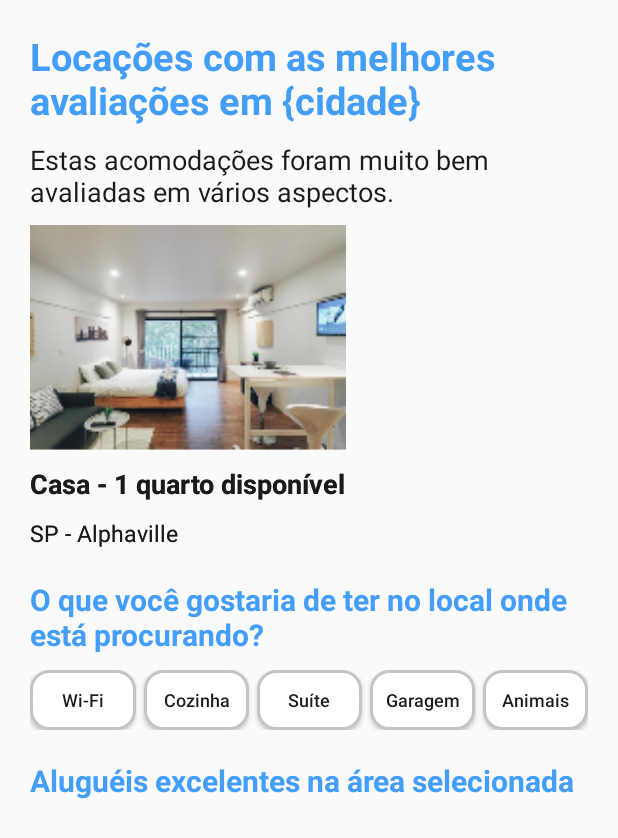
After one commit to Queerfy/mobile-queerfy, an Android app: the ResidenceListActivity screen opened directly, with no data from a screen before it, on a phone screen of 412 x 824 dp. The commit adds this screen. Shown: the top 838 px of the screen. Run offline under Robolectric (Android 15) with nearby library versions, the phone set to English and light mode, and no system bars.

Commit message:
init residence list activity

```diff
--- /dev/null
+++ b/app/src/main/java/com/example/queerfy/view/ResidenceListActivity.kt
@@ -0,0 +1,17 @@
+package com.example.queerfy.view
+
+import androidx.appcompat.app.AppCompatActivity
+import android.os.Bundle
+import com.example.queerfy.R
+
+class ResidenceListActivity : AppCompatActivity() {
+    override fun onCreate(savedInstanceState: Bundle?) {
+        super.onCreate(savedInstanceState)
+        setContentView(R.layout.activity_residence_list)
+
+        val transaction = supportFragmentManager.beginTransaction()
+
+        transaction.add(R.id.residence_list_trend_one, TrendResidenceFragment::class.java, null)
+        transaction.commit()
+    }
+}
--- /dev/null
+++ b/app/src/main/res/drawable/category_button.xml
@@ -0,0 +1,7 @@
+<?xml version="1.0" encoding="utf-8"?>
+<shape xmlns:android="http://schemas.android.com/apk/res/android">
+    <solid android:color="@color/white" />
+    <corners android:radius="12dp" />
+    <stroke android:width="2dp" />
+    <stroke android:color="@color/border_dark" />
+</shape>
--- a/app/src/main/res/layout/activity_login_form.xml
+++ b/app/src/main/res/layout/activity_login_form.xml
@@ -4,130 +4,118 @@
     xmlns:tools="http://schemas.android.com/tools"
     android:layout_width="match_parent"
     android:layout_height="match_parent"
-    tools:context=".view.LoginFormActivity"
     android:background="@color/background_light"
-    >
+    tools:context=".view.LoginFormActivity">
 
     <TextView
         android:id="@+id/txt_head"
-        app:layout_constraintStart_toStartOf="parent"
-        app:layout_constraintTop_toTopOf="parent"
-        app:layout_constraintStart_toEndOf="parent"
         android:layout_width="match_parent"
         android:layout_height="wrap_content"
+        android:layout_marginTop="50dp"
+        android:padding="30dp"
+        android:text="Bem-Vinde"
+        android:textAlignment="center"
+        android:textColor="@color/red"
         android:textSize="40sp"
-        android:textColor="@color/red"
-        android:text="Bem-Vinde"
-        android:padding="30dp"
-        android:textAlignment="center"
         android:textStyle="bold"
-        android:layout_marginTop="50dp"
-        />
+        app:layout_constraintStart_toEndOf="parent"
+        app:layout_constraintStart_toStartOf="parent"
+        app:layout_constraintTop_toTopOf="parent" />
 
     <View
         android:id="@+id/register_container"
         style="@style/ContainerHeader"
+        android:onClick="avancedRegisterChoose"
+        app:layout_constraintEnd_toEndOf="parent"
         app:layout_constraintStart_toStartOf="parent"
-        app:layout_constraintEnd_toEndOf="parent"
-        app:layout_constraintTop_toBottomOf="@id/txt_head"
-        android:onClick="avancedRegisterChoose"
-        />
+        app:layout_constraintTop_toBottomOf="@id/txt_head" />
 
     <ImageView
-        android:src="@drawable/userplus"
-        app:layout_constraintTop_toTopOf="@id/register_container"
-        app:layout_constraintLeft_toLeftOf="@id/register_container"
         android:layout_width="30dp"
         android:layout_height="30dp"
+        android:layout_marginLeft="20dp"
         android:layout_marginTop="15dp"
-        android:layout_marginLeft="20dp"
-        />
+        android:src="@drawable/userplus"
+        app:layout_constraintLeft_toLeftOf="@id/register_container"
+        app:layout_constraintTop_toTopOf="@id/register_container" />
 
     <TextView
-        app:layout_constraintTop_toTopOf="@id/register_container"
-        app:layout_constraintStart_toStartOf="@id/register_container"
-        app:layout_constraintEnd_toEndOf="@id/register_container"
         android:layout_width="wrap_content"
         android:layout_height="wrap_content"
+        android:layout_marginLeft="20dp"
+        android:layout_marginTop="15dp"
+        android:text="Crie sua Conta na Queerfy"
         android:textColor="@color/black"
-        android:text="Crie sua Conta na Queerfy"
         android:textSize="22sp"
-        android:layout_marginTop="15dp"
-        android:layout_marginLeft="20dp"
-        />
+        app:layout_constraintEnd_toEndOf="@id/register_container"
+        app:layout_constraintStart_toStartOf="@id/register_container"
+        app:layout_constraintTop_toTopOf="@id/register_container" />
 
     <TextView
         android:id="@+id/text_info"
+        android:layout_width="wrap_content"
         android:layout_height="wrap_content"
-        app:layout_constraintStart_toStartOf="parent"
-        app:layout_constraintEnd_toEndOf="parent"
-        app:layout_constraintTop_toBottomOf="@id/register_container"
-        android:layout_width="wrap_content"
         android:layout_marginTop="20dp"
         android:text="ou entre em sua conta"
         android:textColor="#C4C4C4"
         android:textSize="18sp"
-        />
+        app:layout_constraintEnd_toEndOf="parent"
+        app:layout_constraintStart_toStartOf="parent"
+        app:layout_constraintTop_toBottomOf="@id/register_container" />
 
     <TextView
         android:id="@+id/label_email"
         style="@style/LabelForInput"
+        android:text="E-mail"
+        app:layout_constraintEnd_toEndOf="parent"
         app:layout_constraintStart_toStartOf="parent"
-        app:layout_constraintEnd_toEndOf="parent"
-        app:layout_constraintTop_toBottomOf="@id/text_info"
-        android:text="E-mail"
-        />
+        app:layout_constraintTop_toBottomOf="@id/text_info" />
 
     <EditText
         android:id="@+id/edit_email"
-        app:layout_constraintTop_toBottomOf="@id/label_email"
-        app:layout_constraintStart_toStartOf="parent"
-        app:layout_constraintEnd_toEndOf="parent"
         style="@style/InputLogin"
         android:hint="contato@purple.com.br"
-        />
+        app:layout_constraintEnd_toEndOf="parent"
+        app:layout_constraintStart_toStartOf="parent"
+        app:layout_constraintTop_toBottomOf="@id/label_email" />
 
     <TextView
         android:id="@+id/label_senha"
         style="@style/LabelForInput"
+        android:text="Senha"
+        app:layout_constraintEnd_toEndOf="parent"
         app:layout_constraintStart_toStartOf="parent"
-        app:layout_constraintEnd_toEndOf="parent"
-        app:layout_constraintTop_toBottomOf="@id/edit_email"
-        android:text="Senha"
-        />
+        app:layout_constraintTop_toBottomOf="@id/edit_email" />
 
     <EditText
         android:id="@+id/edit_senha"
-        app:layout_constraintTop_toBottomOf="@id/label_senha"
-        app:layout_constraintStart_toStartOf="parent"
-        app:layout_constraintEnd_toEndOf="parent"
         style="@style/InputLogin"
         android:hint="Senha"
         android:inputType="textPassword"
-        />
+        app:layout_constraintEnd_toEndOf="parent"
+        app:layout_constraintStart_toStartOf="parent"
+        app:layout_constraintTop_toBottomOf="@id/label_senha" />
 
     <androidx.appcompat.widget.AppCompatButton
         android:id="@+id/bt_entrar"
         style="@style/Button"
-        app:layout_constraintStart_toStartOf="parent"
-        app:layout_constraintEnd_toEndOf="parent"
-        app:layout_constraintTop_toBottomOf="@id/edit_senha"
+        android:layout_gravity="center"
         android:layout_marginTop="25dp"
-        android:text="Entrar na sua conta"
-        android:layout_gravity="center"
-        android:textSize="18sp"
         android:drawableLeft="@drawable/ic_button_login"
         android:paddingStart="80dp"
         android:paddingEnd="80dp"
-        />
+        android:text="Entrar na sua conta"
+        android:textSize="18sp"
+        app:layout_constraintEnd_toEndOf="parent"
+        app:layout_constraintStart_toStartOf="parent"
+        app:layout_constraintTop_toBottomOf="@id/edit_senha" />
 
     <ImageView
-        android:src="@drawable/logo"
         android:layout_width="150dp"
         android:layout_height="150dp"
+        android:src="@drawable/logo"
+        app:layout_constraintEnd_toEndOf="parent"
         app:layout_constraintStart_toStartOf="parent"
-        app:layout_constraintEnd_toEndOf="parent"
-        app:layout_constraintTop_toBottomOf="@id/bt_entrar"
-        />
+        app:layout_constraintTop_toBottomOf="@id/bt_entrar" />
 
 </androidx.constraintlayout.widget.ConstraintLayout>
--- /dev/null
+++ b/app/src/main/res/layout/activity_residence_list.xml
@@ -0,0 +1,132 @@
+<?xml version="1.0" encoding="utf-8"?>
+<androidx.constraintlayout.widget.ConstraintLayout xmlns:android="http://schemas.android.com/apk/res/android"
+    xmlns:app="http://schemas.android.com/apk/res-auto"
+    xmlns:tools="http://schemas.android.com/tools"
+    android:layout_width="match_parent"
+    android:layout_height="match_parent"
+    android:layout_margin="20dp"
+    tools:context=".view.ResidenceListActivity">
+
+    <TextView
+        android:id="@+id/residence_list_trend_title"
+        android:layout_width="wrap_content"
+        android:layout_height="wrap_content"
+        android:text="@string/residence_list_trend_title"
+        android:textColor="@color/blue"
+        android:textSize="25sp"
+        android:textStyle="bold"
+        app:layout_constraintLeft_toLeftOf="parent"
+        app:layout_constraintTop_toTopOf="parent" />
+
+    <TextView
+        android:id="@+id/residence_list_trend_subtitle"
+        android:layout_width="wrap_content"
+        android:layout_height="wrap_content"
+        android:layout_marginTop="10dp"
+        android:text="@string/residence_list_trend_subtitle"
+        android:textColor="@color/font"
+        android:textSize="18sp"
+        app:layout_constraintLeft_toLeftOf="parent"
+        app:layout_constraintTop_toBottomOf="@id/residence_list_trend_title" />
+
+    <ScrollView
+        android:id="@+id/residence_list_trending_container"
+        android:layout_width="wrap_content"
+        android:layout_height="wrap_content"
+        android:layout_marginTop="10dp"
+        android:orientation="horizontal"
+        app:layout_constraintLeft_toLeftOf="parent"
+        app:layout_constraintTop_toBottomOf="@id/residence_list_trend_subtitle">
+
+        <androidx.fragment.app.FragmentContainerView
+            android:id="@+id/residence_list_trend_one"
+            android:name="com.example.queerfy.view.TrendResidenceFragment"
+            android:layout_width="wrap_content"
+            android:layout_height="wrap_content"
+            tools:layout="@layout/fragment_trend_residence" />
+    </ScrollView>
+
+
+    <TextView
+        android:id="@+id/residence_list_categories_title"
+        android:layout_width="wrap_content"
+        android:layout_height="wrap_content"
+        android:layout_marginTop="20dp"
+        android:text="@string/residence_list_categories_title"
+        android:textColor="@color/blue"
+        android:textSize="20sp"
+        android:textStyle="bold"
+        app:layout_constraintLeft_toLeftOf="parent"
+        app:layout_constraintTop_toBottomOf="@id/residence_list_trending_container" />
+
+    <LinearLayout
+        android:id="@+id/residence_list_categories_container"
+        android:layout_width="match_parent"
+        android:layout_height="wrap_content"
+        android:layout_marginTop="10dp"
+        android:orientation="horizontal"
+        app:layout_constraintLeft_toLeftOf="parent"
+        app:layout_constraintTop_toBottomOf="@id/residence_list_categories_title">
+
+        <Button
+            style="@style/CategoryButton"
+            android:layout_width="wrap_content"
+            android:layout_height="40dp"
+            android:layout_weight="1"
+            android:background="@drawable/category_button"
+            android:text="@string/category_wi_fi"
+            android:textSize="12sp" />
+
+        <Button
+            style="@style/CategoryButton"
+            android:layout_width="wrap_content"
+            android:layout_height="40dp"
+            android:layout_marginStart="5dp"
+            android:layout_weight="1"
+            android:background="@drawable/category_button"
+            android:text="@string/category_kitchen"
+            android:textSize="12sp" />
+
+        <Button
+            style="@style/CategoryButton"
+            android:layout_width="wrap_content"
+            android:layout_height="40dp"
+            android:layout_marginStart="5dp"
+            android:layout_weight="1"
+            android:background="@drawable/category_button"
+            android:text="@string/category_suit"
+            android:textSize="12sp" />
+
+        <Button
+            style="@style/CategoryButton"
+            android:layout_width="wrap_content"
+            android:layout_height="40dp"
+            android:layout_marginStart="5dp"
+            android:layout_weight="1"
+            android:background="@drawable/category_button"
+            android:text="@string/category_garage"
+            android:textSize="12sp" />
+
+        <Button
+            style="@style/CategoryButton"
+            android:layout_width="wrap_content"
+            android:layout_height="40dp"
+            android:layout_marginStart="5dp"
+            android:layout_weight="1"
+            android:background="@drawable/category_button"
+            android:text="@string/category_animals"
+            android:textSize="12sp" />
+
+    </LinearLayout>
+
+    <TextView
+        android:layout_width="wrap_content"
+        android:layout_height="wrap_content"
+        android:layout_marginTop="20dp"
+        android:text="@string/residence_list_title"
+        android:textColor="@color/blue"
+        android:textSize="20sp"
+        android:textStyle="bold"
+        app:layout_constraintLeft_toLeftOf="parent"
+        app:layout_constraintTop_toBottomOf="@id/residence_list_categories_container" />
+</androidx.constraintlayout.widget.ConstraintLayout>
--- a/app/src/main/res/layout/fragment_trend_residence.xml
+++ b/app/src/main/res/layout/fragment_trend_residence.xml
@@ -7,12 +7,13 @@
 
     <LinearLayout
         android:layout_width="match_parent"
-        android:layout_height="wrap_content"
+        android:layout_height="match_parent"
         android:orientation="vertical">
 
         <ImageView
             android:layout_width="match_parent"
-            android:layout_height="200dp"
+            android:layout_height="150dp"
+            android:contentDescription="@string/fragment_trend_residence_image_description"
             android:scaleType="centerCrop"
             android:src="@mipmap/img_residence_foreground" />
 
@@ -22,7 +23,7 @@
             android:layout_marginVertical="10dp"
             android:text="@string/fragment_trend_residence_title"
             android:textColor="@color/font"
-            android:textSize="20sp"
+            android:textSize="18sp"
             android:textStyle="bold" />
 
         <TextView
@@ -30,7 +31,7 @@
             android:layout_height="wrap_content"
             android:text="@string/fragment_trend_residence_location"
             android:textColor="@color/font"
-            android:textSize="20sp" />
+            android:textSize="15sp" />
     </LinearLayout>
 
 </FrameLayout>
--- a/app/src/main/res/values/strings.xml
+++ b/app/src/main/res/values/strings.xml
@@ -24,7 +24,7 @@
     <string name="hint_rg">__.___.___-_</string>
     <string name="hint_cpf">___.___.___-__</string>
     <string name="hint_email">email@email.com</string>
-    <string name="hint_cellphone">(99) 99999-9999</string>
+    <string name="hint_cellphone">(99) 99999–9999</string>
     <string name="hint_password">********</string>
     <string name="apartment">Apartamento</string>
     <string name="house">House</string>
@@ -68,8 +68,18 @@
     <string name="title_your_ad">Hora de dar cara ao seu anúncio</string>
     <string name="best_photos">Escolha as melhores fotos</string>
     <string name="upload_photos">Envie fotos a partir do seu dispositivos</string>
+    <string name="fragment_trend_residence_title">Casa - 1 quarto disponível</string>
+    <string name="fragment_trend_residence_location">"SP - Alphaville"</string>
+    <string name="residence_list_trend_title">Locações com as melhores avaliações em {cidade}</string>
+    <string name="residence_list_trend_subtitle">Estas acomodações foram muito bem avaliadas em vários aspectos.</string>
+    <string name="fragment_trend_residence_image_description">Imagem da residência selecionada</string>
+    <string name="residence_list_categories_title">O que você gostaria de ter no local onde está procurando?</string>
     <!-- TODO: Remove or change this placeholder text -->
     <string name="hello_blank_fragment">Hello blank fragment</string>
-    <string name="fragment_trend_residence_title">Casa - 1 quarto disponível</string>
-    <string name="fragment_trend_residence_location">"SP - Alphaville "</string>
+    <string name="category_wi_fi">Wi-Fi</string>
+    <string name="category_animals">Animais</string>
+    <string name="category_garage">Garagem</string>
+    <string name="category_suit">Suíte</string>
+    <string name="category_kitchen">Cozinha</string>
+    <string name="residence_list_title">Aluguéis excelentes na área selecionada</string>
 </resources>
--- a/app/src/main/res/values/styles.xml
+++ b/app/src/main/res/values/styles.xml
@@ -34,4 +34,10 @@
         <item name="android:textAllCaps">false</item>
     </style>
 
+    <style name="CategoryButton">
+        <item name="android:textColor">@color/font</item>
+        <item name="background">@drawable/category_button</item>
+        <item name="android:textAllCaps">false</item>
+    </style>
+
 </resources>
```
Also changed, not shown: app/src/main/AndroidManifest.xml (+5 -2 lines).
